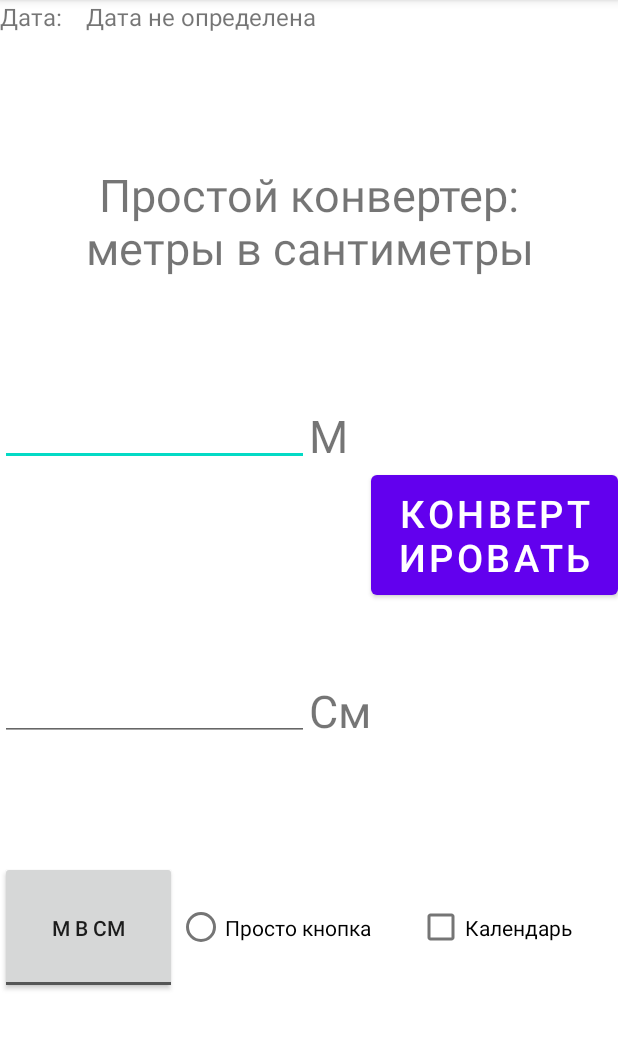
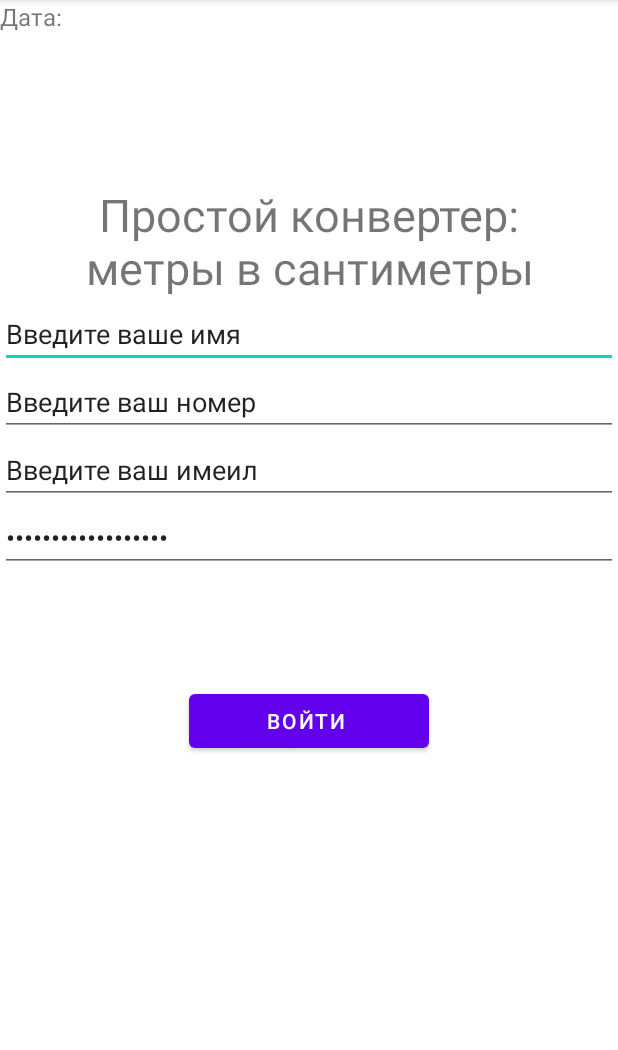
Before and after one commit to andrespin/ConverterApp, an Android app: the screen it shows after launch (MainActivity), on a phone screen of 412 x 824 dp, the part 84-1134 px from its top. Run offline under Robolectric (Android 15) with nearby library versions, the phone set to English and light mode, and no system bars.

Commit message:
Задание выполнено

```diff
--- a/ConverterApp/app/src/main/java/android/game/converterapp/MainActivity.java
+++ b/ConverterApp/app/src/main/java/android/game/converterapp/MainActivity.java
@@ -1,7 +1,7 @@
 package android.game.converterapp;
 
+
 import androidx.appcompat.app.AppCompatActivity;
-
 import android.os.Bundle;
 import android.view.View;
 import android.widget.Button;
@@ -9,6 +9,7 @@ import android.widget.CalendarView;
 import android.widget.CheckBox;
 import android.widget.CompoundButton;
 import android.widget.EditText;
+import android.widget.RadioButton;
 import android.widget.TextView;
 import android.widget.ToggleButton;
 
@@ -21,8 +22,17 @@ public class MainActivity extends AppCompatActivity {
     private EditText editTextMeters;
     private EditText editTextCentimeters;
     private Button btnConvert;
+    private Button editTextEntranceButton;
     private ToggleButton switchConverting;
     private boolean cmToM = false;
+    private EditText editTextTextPersonName;
+    private EditText editTextPhone;
+    private EditText editTextTextEmailAddress;
+    private EditText editTextTextPassword;
+    private RadioButton radioButton;
+    private TextView textViewMeters;
+    private TextView textViewCentimeters;
+
 
     @Override
     protected void onCreate(Bundle savedInstanceState) {
@@ -39,6 +49,15 @@ public class MainActivity extends AppCompatActivity {
         catch(Exception e){
             textException.setText(e.toString());
         }
+    }
+
+    public void comeIn(View view) {
+        editTextEntranceButton.setVisibility(View.GONE);
+        editTextTextPersonName.setVisibility(View.GONE);
+        editTextPhone.setVisibility(View.GONE);
+        editTextTextEmailAddress.setVisibility(View.GONE);
+        editTextTextPassword.setVisibility(View.GONE);
+        setConverterVisibility(View.VISIBLE);
     }
 
     private void convertLogics(){
@@ -74,7 +93,9 @@ public class MainActivity extends AppCompatActivity {
         initViews();
         initCalendar();
         initSwitchConverting();
+        setConverterVisibility(View.GONE);
     }
+
 
     private void initSwitchConverting() {
         switchConverting.setOnCheckedChangeListener(new CompoundButton.OnCheckedChangeListener() {
@@ -90,6 +111,19 @@ public class MainActivity extends AppCompatActivity {
                 }
             }
         });
+    }
+
+    private void setConverterVisibility(int view){
+        getCalendar.setVisibility(view);
+        dateText.setVisibility(view);
+        editTextMeters.setVisibility(view);
+        editTextCentimeters.setVisibility(view);
+        btnConvert.setVisibility(view);
+        textException.setVisibility(view);
+        switchConverting.setVisibility(view);
+        radioButton.setVisibility(view);
+        textViewMeters.setVisibility(view);
+        textViewCentimeters.setVisibility(view);
     }
 
     private void initCalendar(){
@@ -126,8 +160,16 @@ public class MainActivity extends AppCompatActivity {
         editTextMeters = findViewById(R.id.editTextMeters);
         editTextCentimeters = findViewById(R.id.editTextCentimeters);
         btnConvert = findViewById(R.id.btnConvert);
+        editTextEntranceButton = findViewById(R.id.editTextEntranceButton);
         textException = findViewById(R.id.textException);
         switchConverting = findViewById(R.id.switchConverting);
+        editTextTextPersonName = findViewById(R.id.editTextTextPersonName);
+        editTextPhone = findViewById(R.id.editTextPhone);
+        editTextTextEmailAddress = findViewById(R.id.editTextTextEmailAddress);
+        editTextTextPassword = findViewById(R.id.editTextTextPassword);
+        textViewMeters = findViewById(R.id.textViewMeters);
+        textViewCentimeters = findViewById(R.id.textViewCentimeters);
+        radioButton = findViewById(R.id.radioButton);
     }
 
 }
--- a/ConverterApp/app/src/main/res/layout/activity_main.xml
+++ b/ConverterApp/app/src/main/res/layout/activity_main.xml
@@ -7,8 +7,87 @@
     android:orientation="vertical"
     tools:context=".MainActivity">
 
+
     <FrameLayout
-        android:layout_width="409dp"
+        android:layout_width="match_parent"
+        android:layout_height="match_parent">
+
+        <LinearLayout
+            android:layout_width="match_parent"
+            android:layout_height="match_parent"
+            android:layout_weight="1"
+            android:orientation="vertical">
+
+            <ImageView
+                android:layout_width="match_parent"
+                android:layout_height="200dp">
+
+            </ImageView>
+
+
+            <EditText
+                android:id="@+id/editTextTextPersonName"
+                android:layout_width="match_parent"
+                android:layout_height="wrap_content"
+                android:ems="10"
+                android:inputType="textPersonName"
+                android:text="Введите ваше имя" />
+
+            <EditText
+                android:id="@+id/editTextPhone"
+                android:layout_width="match_parent"
+                android:layout_height="wrap_content"
+                android:ems="10"
+                android:inputType="phone"
+                android:text="Введите ваш номер"
+                />
+
+            <EditText
+                android:id="@+id/editTextTextEmailAddress"
+                android:layout_width="match_parent"
+                android:layout_height="wrap_content"
+                android:ems="10"
+                android:inputType="textEmailAddress"
+                android:text="Введите ваш имеил"
+                />
+
+            <EditText
+                android:id="@+id/editTextTextPassword"
+                android:layout_width="match_parent"
+                android:layout_height="wrap_content"
+                android:ems="10"
+                android:inputType="textPassword"
+                android:text="Введите ваш пароль"
+                />
+
+            <ImageView
+                android:layout_width="match_parent"
+                android:layout_height="75dp">
+
+            </ImageView>
+
+            <Button
+                android:id="@+id/editTextEntranceButton"
+                android:layout_width="wrap_content"
+                android:layout_height="wrap_content"
+                android:layout_gravity="center"
+                android:ems="10"
+                android:text="  Войти   "
+                android:onClick="comeIn"
+                />
+
+
+
+        </LinearLayout>
+
+
+    </FrameLayout>
+
+
+
+
+    <FrameLayout
+        android:layout_width="match_parent"
         android:layout_height="509dp"
         android:layout_marginBottom="160dp"
         app:layout_constraintBottom_toBottomOf="@+id/linearLayout"
```
